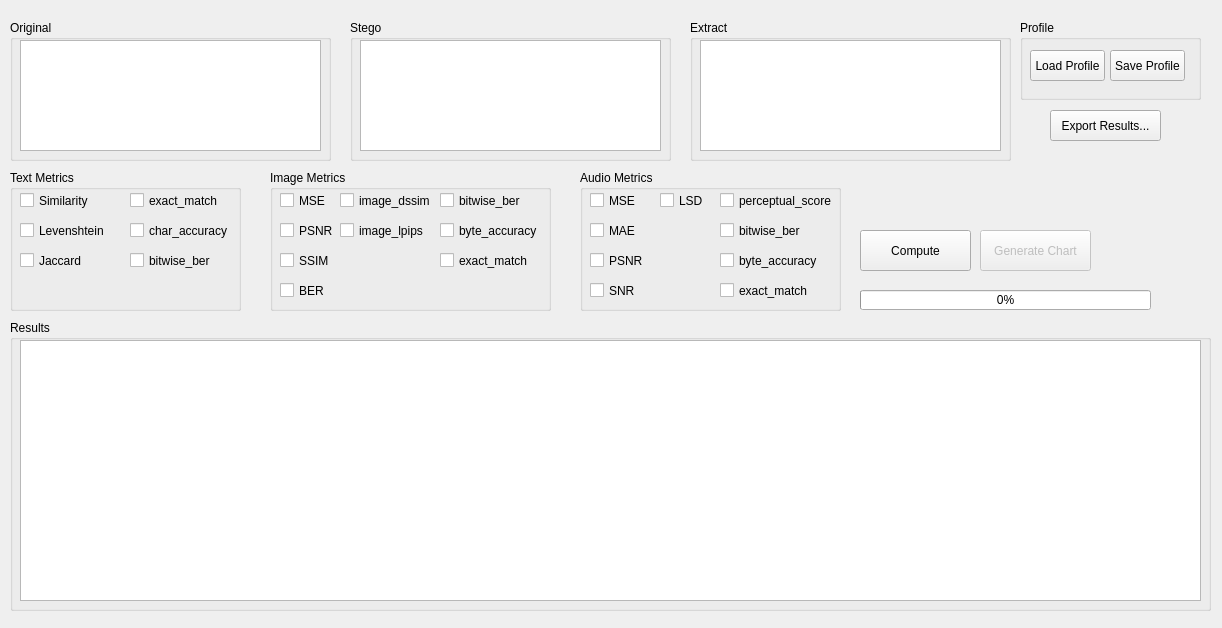
Above: form.ui from umitkrkmz/StegoTester before the change. Below: the same form after it.
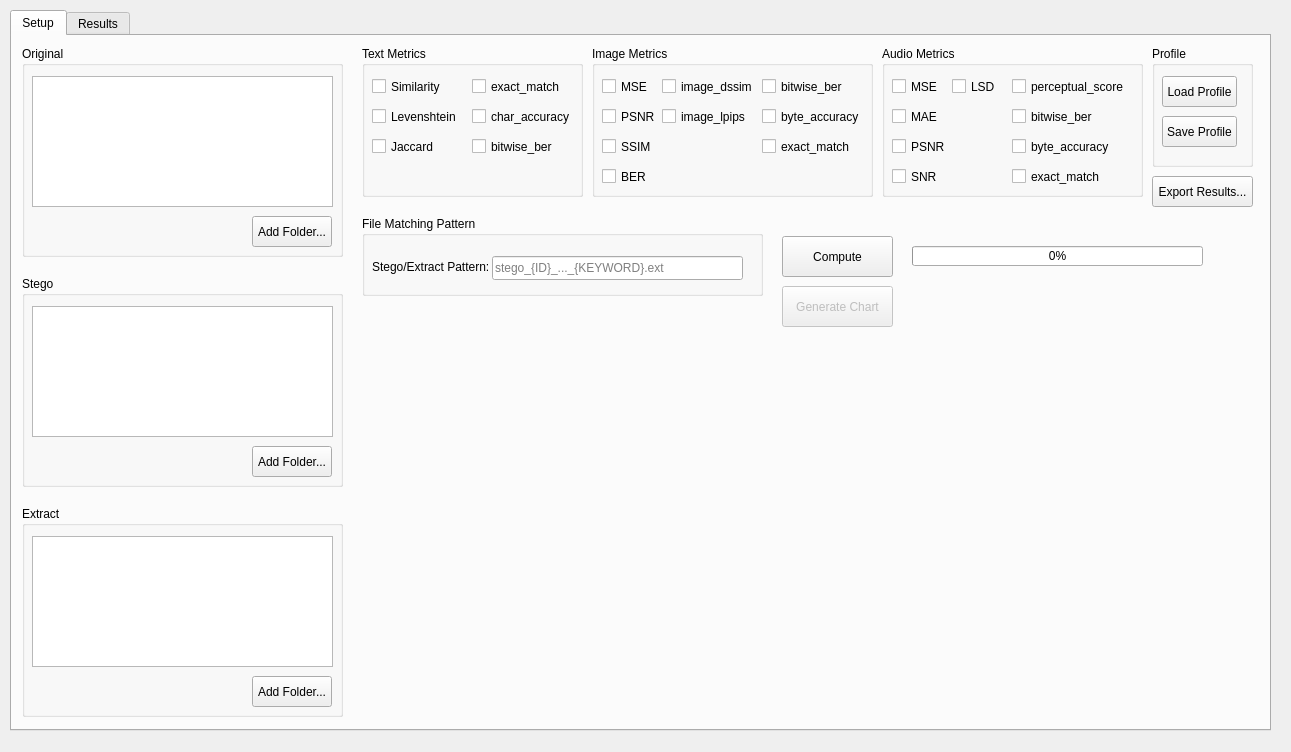
That is the form after the change. Custom widgets are drawn as their Qt base class.

```diff
--- a/form.ui
+++ b/form.ui
@@ -6,8 +6,8 @@
    <rect>
     <x>0</x>
     <y>0</y>
-    <width>1222</width>
-    <height>628</height>
+    <width>1291</width>
+    <height>752</height>
    </rect>
   </property>
   <property name="windowTitle">
@@ -17,36 +17,29 @@
    <string notr="true"/>
   </property>
   <widget class="QWidget" name="centralwidget">
-   <widget class="QGroupBox" name="grb_original">
+   <widget class="QTabWidget" name="tabWidget">
     <property name="geometry">
      <rect>
       <x>10</x>
-      <y>20</y>
-      <width>321</width>
-      <height>141</height>
+      <y>10</y>
+      <width>1261</width>
+      <height>721</height>
      </rect>
     </property>
-    <property name="title">
-     <string>Original</string>
+    <property name="currentIndex">
+     <number>0</number>
     </property>
-    <widget class="DropList" name="lst_original">
-     <property name="geometry">
-      <rect>
-       <x>10</x>
-       <y>20</y>
-       <width>301</width>
-       <height>111</height>
-      </rect>
-     </property>
-    </widget>
-   </widget>
+    <widget class="QWidget" name="tab">
+     <attribute name="title">
+      <string>Setup</string>
+     </attribute>
    <widget class="QGroupBox" name="grb_extract">
     <property name="geometry">
      <rect>
-      <x>690</x>
-      <y>20</y>
+        <x>10</x>
+        <y>470</y>
       <width>321</width>
-      <height>141</height>
+        <height>211</height>
      </rect>
     </property>
     <property name="title">
@@ -56,20 +49,33 @@
      <property name="geometry">
       <rect>
        <x>10</x>
-       <y>20</y>
+         <y>30</y>
        <width>301</width>
-       <height>111</height>
+         <height>131</height>
       </rect>
      </property>
     </widget>
+      <widget class="QPushButton" name="btn_add_folder_extract">
+       <property name="geometry">
+        <rect>
+         <x>230</x>
+         <y>170</y>
+         <width>80</width>
+         <height>31</height>
+        </rect>
+       </property>
+       <property name="text">
+        <string>Add Folder...</string>
+       </property>
+      </widget>
    </widget>
    <widget class="QGroupBox" name="grb_stego">
     <property name="geometry">
      <rect>
-      <x>350</x>
-      <y>20</y>
+        <x>10</x>
+        <y>240</y>
       <width>321</width>
-      <height>141</height>
+        <height>211</height>
      </rect>
     </property>
     <property name="title">
@@ -79,150 +85,69 @@
      <property name="geometry">
       <rect>
        <x>10</x>
-       <y>20</y>
+         <y>30</y>
        <width>301</width>
-       <height>111</height>
+         <height>131</height>
       </rect>
      </property>
     </widget>
-   </widget>
-   <widget class="QGroupBox" name="grb_audio_metrics">
+      <widget class="QPushButton" name="btn_add_folder_stego">
     <property name="geometry">
      <rect>
-      <x>580</x>
+         <x>230</x>
       <y>170</y>
-      <width>261</width>
-      <height>141</height>
+         <width>80</width>
+         <height>31</height>
+        </rect>
+       </property>
+       <property name="text">
+        <string>Add Folder...</string>
+       </property>
+      </widget>
+     </widget>
+     <widget class="QGroupBox" name="grb_original">
+      <property name="geometry">
+       <rect>
+        <x>10</x>
+        <y>10</y>
+        <width>321</width>
+        <height>211</height>
      </rect>
     </property>
     <property name="title">
-     <string>Audio Metrics</string>
-    </property>
-    <widget class="QCheckBox" name="chk_audio_mse">
+       <string>Original</string>
+      </property>
+      <widget class="DropList" name="lst_original">
      <property name="geometry">
       <rect>
        <x>10</x>
-       <y>20</y>
-       <width>81</width>
-       <height>21</height>
-      </rect>
-     </property>
-     <property name="text">
-      <string>MSE</string>
-     </property>
-    </widget>
-    <widget class="QCheckBox" name="chk_audio_psnr">
+         <y>30</y>
+         <width>301</width>
+         <height>131</height>
+        </rect>
+       </property>
+      </widget>
+      <widget class="QPushButton" name="btn_add_folder_original">
      <property name="geometry">
       <rect>
-       <x>10</x>
-       <y>80</y>
-       <width>81</width>
-       <height>21</height>
+         <x>230</x>
+         <y>170</y>
+         <width>80</width>
+         <height>31</height>
       </rect>
      </property>
      <property name="text">
-      <string>PSNR</string>
-     </property>
-    </widget>
-    <widget class="QCheckBox" name="chk_audio_snr">
-     <property name="geometry">
-      <rect>
-       <x>10</x>
-       <y>110</y>
-       <width>81</width>
-       <height>21</height>
-      </rect>
-     </property>
-     <property name="text">
-      <string>SNR</string>
-     </property>
-    </widget>
-    <widget class="QCheckBox" name="chk_audio_mae">
-     <property name="geometry">
-      <rect>
-       <x>10</x>
-       <y>50</y>
-       <width>81</width>
-       <height>21</height>
-      </rect>
-     </property>
-     <property name="text">
-      <string>MAE</string>
-     </property>
-    </widget>
-    <widget class="QCheckBox" name="chk_audio_lsd">
-     <property name="geometry">
-      <rect>
-       <x>80</x>
-       <y>20</y>
-       <width>81</width>
-       <height>21</height>
-      </rect>
-     </property>
-     <property name="text">
-      <string>LSD</string>
-     </property>
-    </widget>
-    <widget class="QCheckBox" name="chk_audio_perceptual_score">
-     <property name="geometry">
-      <rect>
-       <x>140</x>
-       <y>20</y>
-       <width>121</width>
-       <height>21</height>
-      </rect>
-     </property>
-     <property name="text">
-      <string>perceptual_score</string>
-     </property>
-    </widget>
-    <widget class="QCheckBox" name="chk_audio_bitwise_ber">
-     <property name="geometry">
-      <rect>
-       <x>140</x>
-       <y>50</y>
-       <width>121</width>
-       <height>21</height>
-      </rect>
-     </property>
-     <property name="text">
-      <string>bitwise_ber</string>
-     </property>
-    </widget>
-    <widget class="QCheckBox" name="chk_audio_byte_accuracy">
-     <property name="geometry">
-      <rect>
-       <x>140</x>
-       <y>80</y>
-       <width>121</width>
-       <height>21</height>
-      </rect>
-     </property>
-     <property name="text">
-      <string>byte_accuracy</string>
-     </property>
-    </widget>
-    <widget class="QCheckBox" name="chk_audio_exact_match">
-     <property name="geometry">
-      <rect>
-       <x>140</x>
-       <y>110</y>
-       <width>121</width>
-       <height>21</height>
-      </rect>
-     </property>
-     <property name="text">
-      <string>exact_match</string>
+        <string>Add Folder...</string>
      </property>
     </widget>
    </widget>
    <widget class="QGroupBox" name="grb_text_metrics">
     <property name="geometry">
      <rect>
-      <x>10</x>
-      <y>170</y>
-      <width>231</width>
-      <height>141</height>
+        <x>350</x>
+        <y>10</y>
+        <width>221</width>
+        <height>151</height>
      </rect>
     </property>
     <property name="title">
@@ -232,7 +157,7 @@
      <property name="geometry">
       <rect>
        <x>10</x>
-       <y>20</y>
+         <y>30</y>
        <width>91</width>
        <height>21</height>
       </rect>
@@ -245,7 +170,7 @@
      <property name="geometry">
       <rect>
        <x>10</x>
-       <y>50</y>
+         <y>60</y>
        <width>91</width>
        <height>21</height>
       </rect>
@@ -258,7 +183,7 @@
      <property name="geometry">
       <rect>
        <x>10</x>
-       <y>80</y>
+         <y>90</y>
        <width>81</width>
        <height>21</height>
       </rect>
@@ -270,8 +195,8 @@
     <widget class="QCheckBox" name="chk_text_exact_match">
      <property name="geometry">
       <rect>
-       <x>120</x>
-       <y>20</y>
+         <x>110</x>
+         <y>30</y>
        <width>91</width>
        <height>21</height>
       </rect>
@@ -283,8 +208,8 @@
     <widget class="QCheckBox" name="chk_text_char_accuracy">
      <property name="geometry">
       <rect>
-       <x>120</x>
-       <y>50</y>
+         <x>110</x>
+         <y>60</y>
        <width>101</width>
        <height>21</height>
       </rect>
@@ -296,8 +221,8 @@
     <widget class="QCheckBox" name="chk_text_bitwise_ber">
      <property name="geometry">
       <rect>
-       <x>120</x>
-       <y>80</y>
+         <x>110</x>
+         <y>90</y>
        <width>81</width>
        <height>21</height>
       </rect>
@@ -310,10 +235,10 @@
    <widget class="QGroupBox" name="grb_image_metrics">
     <property name="geometry">
      <rect>
-      <x>270</x>
-      <y>170</y>
+        <x>580</x>
+        <y>10</y>
       <width>281</width>
-      <height>141</height>
+        <height>151</height>
      </rect>
     </property>
     <property name="title">
@@ -323,7 +248,7 @@
      <property name="geometry">
       <rect>
        <x>10</x>
-       <y>20</y>
+         <y>30</y>
        <width>81</width>
        <height>21</height>
       </rect>
@@ -336,7 +261,7 @@
      <property name="geometry">
       <rect>
        <x>10</x>
-       <y>50</y>
+         <y>60</y>
        <width>71</width>
        <height>21</height>
       </rect>
@@ -349,7 +274,7 @@
      <property name="geometry">
       <rect>
        <x>10</x>
-       <y>80</y>
+         <y>90</y>
        <width>71</width>
        <height>21</height>
       </rect>
@@ -362,7 +287,7 @@
      <property name="geometry">
       <rect>
        <x>10</x>
-       <y>110</y>
+         <y>120</y>
        <width>71</width>
        <height>21</height>
       </rect>
@@ -375,7 +300,7 @@
      <property name="geometry">
       <rect>
        <x>70</x>
-       <y>20</y>
+         <y>30</y>
        <width>91</width>
        <height>21</height>
       </rect>
@@ -388,7 +313,7 @@
      <property name="geometry">
       <rect>
        <x>70</x>
-       <y>50</y>
+         <y>60</y>
        <width>91</width>
        <height>21</height>
       </rect>
@@ -401,7 +326,7 @@
      <property name="geometry">
       <rect>
        <x>170</x>
-       <y>20</y>
+         <y>30</y>
        <width>81</width>
        <height>21</height>
       </rect>
@@ -414,7 +339,7 @@
      <property name="geometry">
       <rect>
        <x>170</x>
-       <y>50</y>
+         <y>60</y>
        <width>101</width>
        <height>21</height>
       </rect>
@@ -427,7 +352,7 @@
      <property name="geometry">
       <rect>
        <x>170</x>
-       <y>80</y>
+         <y>90</y>
        <width>91</width>
        <height>21</height>
       </rect>
@@ -437,34 +362,157 @@
      </property>
     </widget>
    </widget>
-   <widget class="QGroupBox" name="grb_results">
+     <widget class="QGroupBox" name="grb_audio_metrics">
     <property name="geometry">
      <rect>
-      <x>10</x>
-      <y>320</y>
-      <width>1201</width>
-      <height>291</height>
+        <x>870</x>
+        <y>10</y>
+        <width>261</width>
+        <height>151</height>
      </rect>
     </property>
     <property name="title">
-     <string>Results</string>
-    </property>
-    <widget class="QTableWidget" name="tbl_results">
+       <string>Audio Metrics</string>
+      </property>
+      <widget class="QCheckBox" name="chk_audio_mse">
      <property name="geometry">
       <rect>
        <x>10</x>
-       <y>20</y>
-       <width>1181</width>
-       <height>261</height>
-      </rect>
-     </property>
-    </widget>
+         <y>30</y>
+         <width>81</width>
+         <height>21</height>
+        </rect>
+       </property>
+       <property name="text">
+        <string>MSE</string>
+       </property>
+      </widget>
+      <widget class="QCheckBox" name="chk_audio_psnr">
+       <property name="geometry">
+        <rect>
+         <x>10</x>
+         <y>90</y>
+         <width>81</width>
+         <height>21</height>
+        </rect>
+       </property>
+       <property name="text">
+        <string>PSNR</string>
+       </property>
+      </widget>
+      <widget class="QCheckBox" name="chk_audio_snr">
+       <property name="geometry">
+        <rect>
+         <x>10</x>
+         <y>120</y>
+         <width>81</width>
+         <height>21</height>
+        </rect>
+       </property>
+       <property name="text">
+        <string>SNR</string>
+       </property>
+      </widget>
+      <widget class="QCheckBox" name="chk_audio_mae">
+       <property name="geometry">
+        <rect>
+         <x>10</x>
+         <y>60</y>
+         <width>81</width>
+         <height>21</height>
+        </rect>
+       </property>
+       <property name="text">
+        <string>MAE</string>
+       </property>
+      </widget>
+      <widget class="QCheckBox" name="chk_audio_lsd">
+       <property name="geometry">
+        <rect>
+         <x>70</x>
+         <y>30</y>
+         <width>81</width>
+         <height>21</height>
+        </rect>
+       </property>
+       <property name="text">
+        <string>LSD</string>
+       </property>
+      </widget>
+      <widget class="QCheckBox" name="chk_audio_perceptual_score">
+       <property name="geometry">
+        <rect>
+         <x>130</x>
+         <y>30</y>
+         <width>121</width>
+         <height>21</height>
+        </rect>
+       </property>
+       <property name="text">
+        <string>perceptual_score</string>
+       </property>
+      </widget>
+      <widget class="QCheckBox" name="chk_audio_bitwise_ber">
+       <property name="geometry">
+        <rect>
+         <x>130</x>
+         <y>60</y>
+         <width>121</width>
+         <height>21</height>
+        </rect>
+       </property>
+       <property name="text">
+        <string>bitwise_ber</string>
+       </property>
+      </widget>
+      <widget class="QCheckBox" name="chk_audio_byte_accuracy">
+       <property name="geometry">
+        <rect>
+         <x>130</x>
+         <y>90</y>
+         <width>121</width>
+         <height>21</height>
+        </rect>
+       </property>
+       <property name="text">
+        <string>byte_accuracy</string>
+       </property>
+      </widget>
+      <widget class="QCheckBox" name="chk_audio_exact_match">
+       <property name="geometry">
+        <rect>
+         <x>130</x>
+         <y>120</y>
+         <width>121</width>
+         <height>21</height>
+        </rect>
+       </property>
+       <property name="text">
+        <string>exact_match</string>
+       </property>
+      </widget>
+     </widget>
+     <widget class="QPushButton" name="btn_generate_chart">
+      <property name="enabled">
+       <bool>false</bool>
+      </property>
+      <property name="geometry">
+       <rect>
+        <x>770</x>
+        <y>250</y>
+        <width>111</width>
+        <height>41</height>
+       </rect>
+      </property>
+      <property name="text">
+       <string>Generate Chart</string>
+      </property>
    </widget>
    <widget class="QPushButton" name="btn_compute">
     <property name="geometry">
      <rect>
-      <x>860</x>
-      <y>230</y>
+        <x>770</x>
+        <y>200</y>
       <width>111</width>
       <height>41</height>
      </rect>
@@ -476,8 +524,8 @@
    <widget class="QProgressBar" name="progressBar">
     <property name="geometry">
      <rect>
-      <x>860</x>
-      <y>290</y>
+        <x>900</x>
+        <y>210</y>
       <width>291</width>
       <height>20</height>
      </rect>
@@ -486,42 +534,13 @@
      <number>0</number>
     </property>
    </widget>
-   <widget class="QPushButton" name="btn_generate_chart">
-    <property name="enabled">
-     <bool>false</bool>
-    </property>
-    <property name="geometry">
-     <rect>
-      <x>980</x>
-      <y>230</y>
-      <width>111</width>
-      <height>41</height>
-     </rect>
-    </property>
-    <property name="text">
-     <string>Generate Chart</string>
-    </property>
-   </widget>
-   <widget class="QPushButton" name="btn_export_report">
-    <property name="geometry">
-     <rect>
-      <x>1050</x>
-      <y>110</y>
-      <width>111</width>
-      <height>31</height>
-     </rect>
-    </property>
-    <property name="text">
-     <string>Export Results...</string>
-    </property>
-   </widget>
    <widget class="QGroupBox" name="groupBox">
     <property name="geometry">
      <rect>
-      <x>1020</x>
-      <y>20</y>
-      <width>181</width>
-      <height>80</height>
+        <x>1140</x>
+        <y>10</y>
+        <width>101</width>
+        <height>121</height>
      </rect>
     </property>
     <property name="title">
@@ -543,8 +562,8 @@
     <widget class="QPushButton" name="btn_save_profile">
      <property name="geometry">
       <rect>
-       <x>90</x>
-       <y>30</y>
+         <x>10</x>
+         <y>70</y>
        <width>75</width>
        <height>31</height>
       </rect>
@@ -552,6 +571,75 @@
      <property name="text">
       <string>Save Profile</string>
      </property>
+      </widget>
+     </widget>
+     <widget class="QPushButton" name="btn_export_report">
+      <property name="geometry">
+       <rect>
+        <x>1140</x>
+        <y>140</y>
+        <width>101</width>
+        <height>31</height>
+       </rect>
+      </property>
+      <property name="text">
+       <string>Export Results...</string>
+      </property>
+     </widget>
+     <widget class="QGroupBox" name="groupBox_2">
+      <property name="geometry">
+       <rect>
+        <x>350</x>
+        <y>180</y>
+        <width>401</width>
+        <height>80</height>
+       </rect>
+      </property>
+      <property name="title">
+       <string>File Matching Pattern</string>
+      </property>
+      <widget class="QLabel" name="label">
+       <property name="geometry">
+        <rect>
+         <x>10</x>
+         <y>40</y>
+         <width>121</width>
+         <height>21</height>
+        </rect>
+       </property>
+       <property name="text">
+        <string>Stego/Extract Pattern:</string>
+       </property>
+      </widget>
+      <widget class="QLineEdit" name="txt_file_pattern">
+       <property name="geometry">
+        <rect>
+         <x>130</x>
+         <y>40</y>
+         <width>251</width>
+         <height>24</height>
+        </rect>
+       </property>
+       <property name="placeholderText">
+        <string>stego_{ID}_..._{KEYWORD}.ext</string>
+       </property>
+      </widget>
+     </widget>
+    </widget>
+    <widget class="QWidget" name="tab_2">
+     <attribute name="title">
+      <string>Results</string>
+     </attribute>
+     <widget class="QTableWidget" name="tbl_results">
+      <property name="geometry">
+       <rect>
+        <x>10</x>
+        <y>10</y>
+        <width>1231</width>
+        <height>661</height>
+       </rect>
+      </property>
+     </widget>
     </widget>
    </widget>
   </widget>
```
Lines whose indentation alone changed are shown as unchanged.
